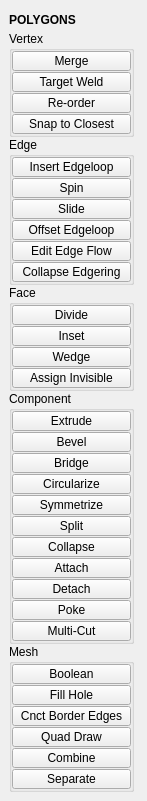
First picture: the form in tentacle/ui/polygons.ui, repository m3trik/tentacle, before the edit.
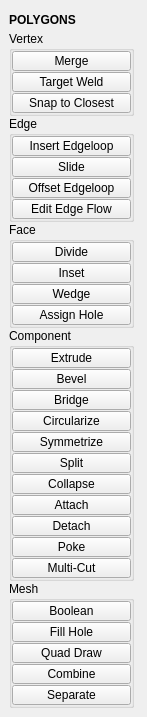
Second picture: the form after the edit. Custom widgets are drawn as their Qt base class.

What changed in the file:
```diff
--- a/tentacle/ui/polygons.ui
+++ b/tentacle/ui/polygons.ui
@@ -7,7 +7,7 @@
     <x>0</x>
     <y>0</y>
     <width>147</width>
-    <height>779</height>
+    <height>704</height>
    </rect>
   </property>
   <property name="maximumSize">
@@ -209,46 +209,6 @@
            </property>
           </widget>
          </item>
-         <item>
-          <widget class="QPushButton" name="b045">
-           <property name="enabled">
-            <bool>true</bool>
-           </property>
-           <property name="minimumSize">
-            <size>
-             <width>0</width>
-             <height>20</height>
-            </size>
-           </property>
-           <property name="maximumSize">
-            <size>
-             <width>999</width>
-             <height>20</height>
-            </size>
-           </property>
-           <property name="toolTip">
-            <string>Re-order vertex ID's using 3 adjacent vertices selected from the same polygon.</string>
-           </property>
-           <property name="text">
-            <string>Re-order</string>
-           </property>
-           <property name="iconSize">
-            <size>
-             <width>18</width>
-             <height>18</height>
-            </size>
-           </property>
-           <property name="autoDefault">
-            <bool>false</bool>
-           </property>
-           <property name="default">
-            <bool>false</bool>
-           </property>
-           <property name="flat">
-            <bool>false</bool>
-           </property>
-          </widget>
-         </item>
          <item>
           <widget class="PushButton" name="tb009">
            <property name="enabled">
@@ -381,74 +341,6 @@
            </property>
           </widget>
          </item>
-         <item>
-          <widget class="QPushButton" name="b050">
-           <property name="enabled">
-            <bool>true</bool>
-           </property>
-           <property name="minimumSize">
-            <size>
-             <width>0</width>
-             <height>20</height>
-            </size>
-           </property>
-           <property name="maximumSize">
-            <size>
-             <width>999</width>
-             <height>20</height>
-            </size>
-           </property>
-           <property name="toolTip">
-            <string>Enter tool then select edges and hit 'Y' to spin.</string>
-           </property>
-           <property name="text">
-            <string>Spin</string>
-           </property>
-           <property name="iconSize">
-            <size>
-             <width>18</width>
-             <height>18</height>
-            </size>
-           </property>
-           <property name="balette" stdset="0">
-            <palette>
-             <active>
-              <colorrole role="Highlight">
-               <brush brushstyle="SolidPattern">
-                <color alpha="255">
-                 <red>168</red>
-                 <green>152</green>
-                 <blue>250</blue>
-                </color>
-               </brush>
-              </colorrole>
-             </active>
-             <inactive>
-              <colorrole role="Highlight">
-               <brush brushstyle="SolidPattern">
-                <color alpha="255">
-                 <red>168</red>
-                 <green>152</green>
-                 <blue>250</blue>
-                </color>
-               </brush>
-              </colorrole>
-             </inactive>
-             <disabled>
-              <colorrole role="Highlight">
-               <brush brushstyle="SolidPattern">
-                <color alpha="255">
-                 <red>0</red>
-                 <green>120</green>
-                 <blue>215</blue>
-                </color>
-               </brush>
-              </colorrole>
-             </disabled>
-            </palette>
-           </property>
-          </widget>
-         </item>
          <item>
           <widget class="QPushButton" name="b049">
            <property name="enabled">
@@ -665,83 +557,6 @@
            </property>
           </widget>
          </item>
-         <item>
-          <widget class="QPushButton" name="b048">
-           <property name="enabled">
-            <bool>true</bool>
-           </property>
-           <property name="minimumSize">
-            <size>
-             <width>0</width>
-             <height>20</height>
-            </size>
-           </property>
-           <property name="maximumSize">
-            <size>
-             <width>999</width>
-             <height>20</height>
-            </size>
-           </property>
-           <property name="toolTip">
-            <string>Enter tool then select edge. Corresponding ring will be collapsed.</string>
-           </property>
-           <property name="text">
-            <string>Collapse Edgering</string>
-           </property>
-           <property name="iconSize">
-            <size>
-             <width>18</width>
-             <height>18</height>
-            </size>
-           </property>
-           <property name="autoDefault">
-            <bool>false</bool>
-           </property>
-           <property name="default">
-            <bool>false</bool>
-           </property>
-           <property name="flat">
-            <bool>false</bool>
-           </property>
-           <property name="balette" stdset="0">
-            <palette>
-             <active>
-              <colorrole role="Highlight">
-               <brush brushstyle="SolidPattern">
-                <color alpha="255">
-                 <red>168</red>
-                 <green>152</green>
-                 <blue>250</blue>
-                </color>
-               </brush>
-              </colorrole>
-             </active>
-             <inactive>
-              <colorrole role="Highlight">
-               <brush brushstyle="SolidPattern">
-                <color alpha="255">
-                 <red>168</red>
-                 <green>152</green>
-                 <blue>250</blue>
-                </color>
-               </brush>
-              </colorrole>
-             </inactive>
-             <disabled>
-              <colorrole role="Highlight">
-               <brush brushstyle="SolidPattern">
-                <color alpha="255">
-                 <red>0</red>
-                 <green>120</green>
-                 <blue>215</blue>
-                </color>
-               </brush>
-              </colorrole>
-             </disabled>
-            </palette>
-           </property>
-          </widget>
-         </item>
         </layout>
        </widget>
       </item>
@@ -929,7 +744,7 @@
             <string>Assign selected faces to be invisible or unassign.</string>
            </property>
            <property name="text">
-            <string>Assign Invisible</string>
+            <string>Assign Hole</string>
            </property>
            <property name="iconSize">
             <size>
@@ -1617,37 +1432,6 @@
            </property>
           </widget>
          </item>
-         <item>
-          <widget class="QPushButton" name="b021">
-           <property name="enabled">
-            <bool>true</bool>
-           </property>
-           <property name="minimumSize">
-            <size>
-             <width>0</width>
-             <height>20</height>
-            </size>
-           </property>
-           <property name="maximumSize">
-            <size>
-             <width>999</width>
-             <height>20</height>
-            </size>
-           </property>
-           <property name="toolTip">
-            <string>Automatically build mesh between two selected edge borders.</string>
-           </property>
-           <property name="text">
-            <string>Cnct Border Edges</string>
-           </property>
-           <property name="iconSize">
-            <size>
-             <width>18</width>
-             <height>18</height>
-            </size>
-           </property>
-          </widget>
-         </item>
          <item>
           <widget class="QPushButton" name="b028">
            <property name="enabled">
```
Left out of the diff: 4 changed lines with no effect on the pictures.
